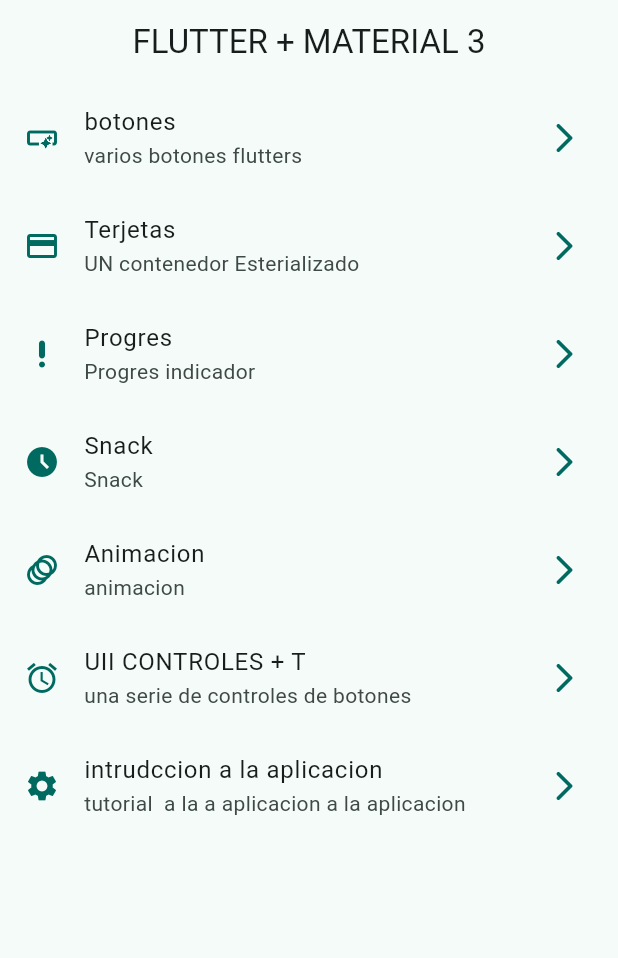
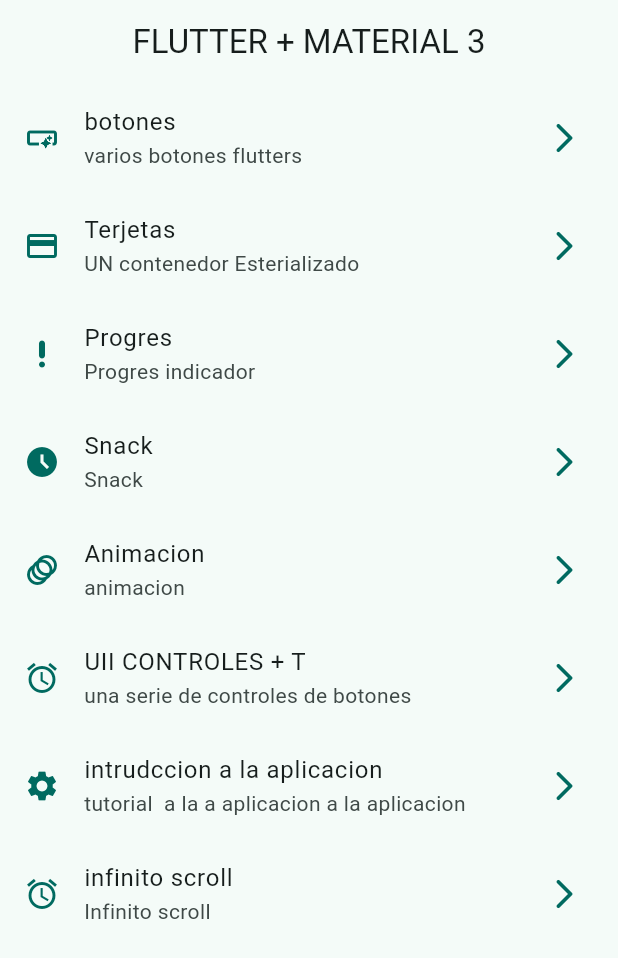
Before and after one commit to mendozabernillanilsen10/widgets_app, a Flutter app: the screen it shows after launch, on a phone screen of 412 x 824 dp. Shown: the top 958 px of the screen. Run offline on Flutter 3.47's test engine with Material 3 defaults, Android fonts, the phone set to English and light mode, and no system bars; our stand-ins replace animate_do, go_router.

Commit message:
infinito scroll

```diff
--- a/widgets_app/lib/config/menu/menu_iten.dart
+++ b/widgets_app/lib/config/menu/menu_iten.dart
@@ -53,4 +53,9 @@ const appMenuItenms = <MenuIten>[
       subtitle: "tutorial  a la a aplicacion a la aplicacion ",
       link: '/app_tutorial',
       icon: Icons.settings),
+  MenuIten(
+      title: "infinito scroll",
+      subtitle: "Infinito scroll",
+      link: '/infinito_scroll',
+      icon: Icons.access_alarm_outlined),
 ];
--- a/widgets_app/lib/config/rauter/app_rauter.dart
+++ b/widgets_app/lib/config/rauter/app_rauter.dart
@@ -44,5 +44,10 @@ final AppRauter = GoRouter(
       name: AppTutorialScreen.name,
       builder: (context, state) => AppTutorialScreen(),
     ),
+    GoRoute(
+      path: '/infinito_scroll',
+      name: Infinite_Scroll_screen.name,
+      builder: (context, state) => Infinite_Scroll_screen(),
+    ),
   ],
 );
```
Also changed, not shown: widgets_app/lib/presentation/screens/inifinite_scrolll/infinite_scrroll.dart (+87 -2 lines).
